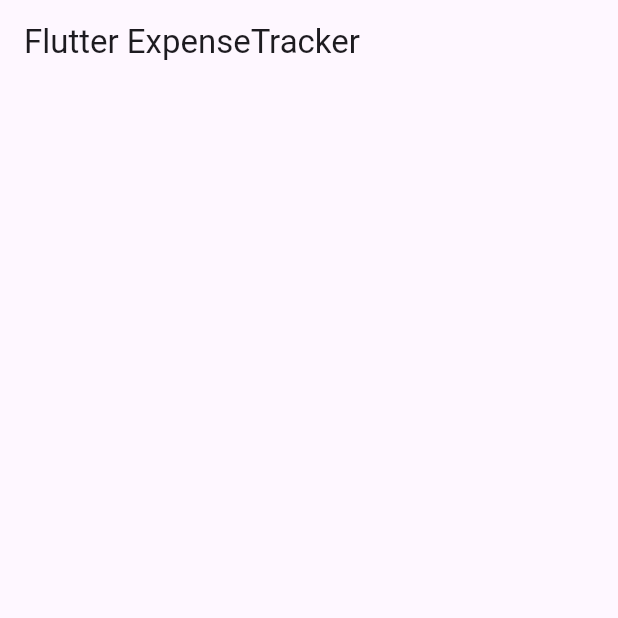
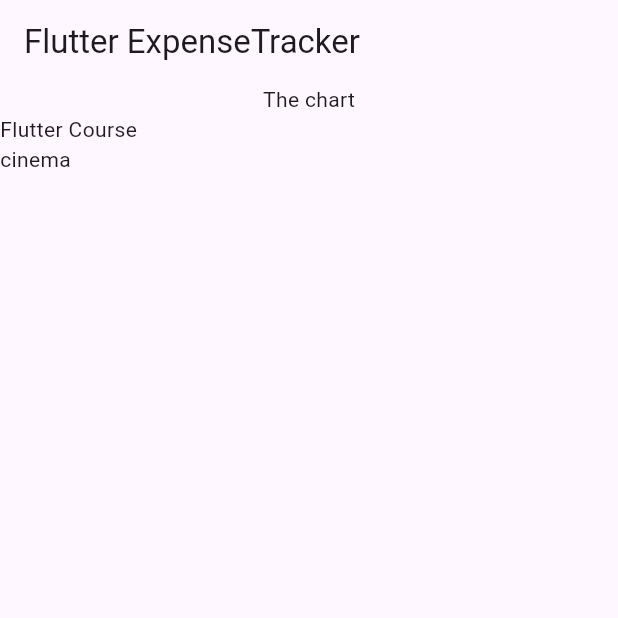
Before and after one commit to namansharma05/expense_tracker_app, a Flutter app: the screen it shows after launch, on a phone screen of 412 x 824 dp, the top half of it. Run offline on Flutter 3.47's test engine with Material 3 defaults, Android fonts, the phone set to English and light mode, and no system bars.

Commit message:
added dummy data using expense list

```diff
--- a/lib/expenses.dart
+++ b/lib/expenses.dart
@@ -1,4 +1,7 @@
+import 'package:expense_tracker_app/expenses_list.dart';
+import 'package:expense_tracker_app/models/expense.dart';
 import 'package:flutter/material.dart';
+import 'package:flutter/widgets.dart';
 
 class Expenses extends StatefulWidget {
   const Expenses({super.key});
@@ -8,12 +11,34 @@ class Expenses extends StatefulWidget {
 }
 
 class _ExpensesState extends State<Expenses> {
+  final List<Expense> _registeredExpenses = [
+    Expense(
+      title: 'Flutter Course',
+      amount: 19.99,
+      date: DateTime.now(),
+      category: Category.work,
+    ),
+    Expense(
+      title: 'cinema',
+      amount: 15.69,
+      date: DateTime.now(),
+      category: Category.leisure,
+    ),
+  ];
   @override
   Widget build(BuildContext context) {
     return Scaffold(
       appBar: AppBar(
         title: const Text('Flutter ExpenseTracker'),
       ),
+      body: Column(
+        children: [
+          Text('The chart'),
+          Expanded(
+            child: ExpensesList(expenses: _registeredExpenses),
+          ),
+        ],
+      ),
     );
   }
 }
--- /dev/null
+++ b/lib/expenses_list.dart
@@ -0,0 +1,14 @@
+import 'package:expense_tracker_app/models/expense.dart';
+import 'package:flutter/material.dart';
+
+class ExpensesList extends StatelessWidget {
+  const ExpensesList({super.key, required this.expenses});
+  final List<Expense> expenses;
+  @override
+  Widget build(BuildContext context) {
+    return ListView.builder(
+      itemCount: expenses.length,
+      itemBuilder: (context, index) => Text(expenses[index].title),
+    );
+  }
+}
--- a/lib/models/expense.dart
+++ b/lib/models/expense.dart
@@ -2,12 +2,19 @@ import 'package:uuid/uuid.dart';
 
 const uuid = Uuid();
 
+enum Category { food, travel, leisure, work }
+
 class Expense {
-  Expense({required this.title, required this.amount, required this.date})
+  Expense(
+      {required this.title,
+      required this.amount,
+      required this.date,
+      required this.category})
       : id = uuid.v4();
 
   final String id;
   final String title;
   final double amount;
   final DateTime date;
+  final Category category;
 }
```
